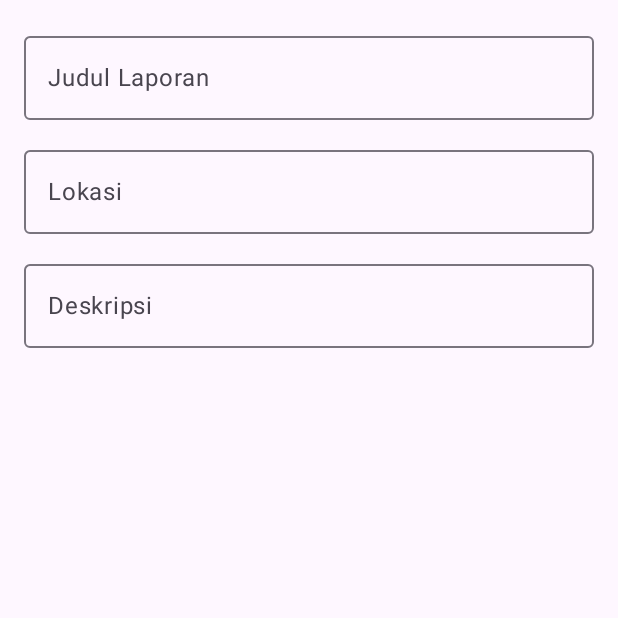
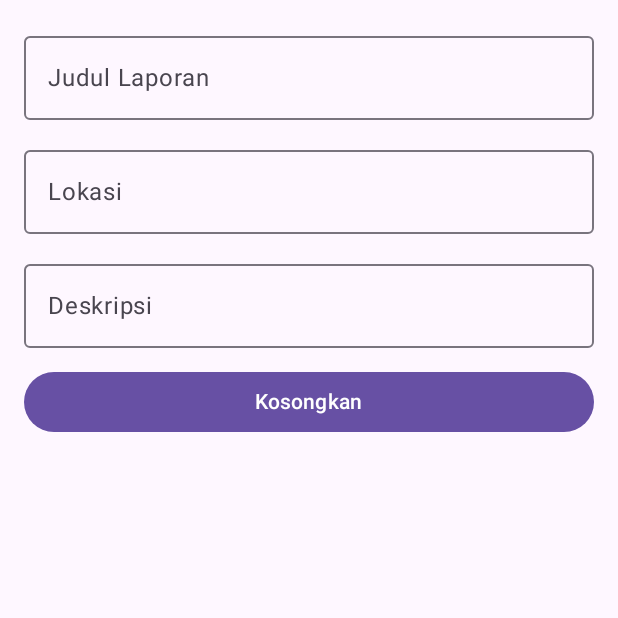
Before and after one commit to roykurniawan024/Praktikum-PAM-RA, an Android app built with Jetpack Compose: the composable FormLaporan shown on its own in the app's theme, on a phone screen of 412 x 824 dp, the top half of it. Run offline under Robolectric (Android 15) with nearby library versions, the phone set to English and light mode, and no system bars; 1 statement that could not run was skipped.

Commit message:
Menambahkan tombol Kosongkan di FormLaporan

```diff
--- a/PRAKTIKUM3_124140024/shared/src/commonMain/kotlin/com/example/praktikum2_124140024/ui/FormLaporan.kt
+++ b/PRAKTIKUM3_124140024/shared/src/commonMain/kotlin/com/example/praktikum2_124140024/ui/FormLaporan.kt
@@ -4,6 +4,7 @@ import androidx.compose.foundation.layout.Arrangement
 import androidx.compose.foundation.layout.Column
 import androidx.compose.foundation.layout.fillMaxWidth
 import androidx.compose.foundation.layout.padding
+import androidx.compose.material3.Button
 import androidx.compose.material3.OutlinedTextField
 import androidx.compose.material3.Text
 import androidx.compose.runtime.Composable
@@ -54,5 +55,15 @@ fun FormLaporan() {
             nilai = deskripsi,
             onNilaiBerubah = { deskripsi = it }
         )
+        Button(
+            onClick = {
+                judul = ""
+                lokasi = ""
+                deskripsi = ""
+            },
+            modifier = Modifier.fillMaxWidth()
+        ) {
+            Text("Kosongkan")
+        }
     }
 }
```
